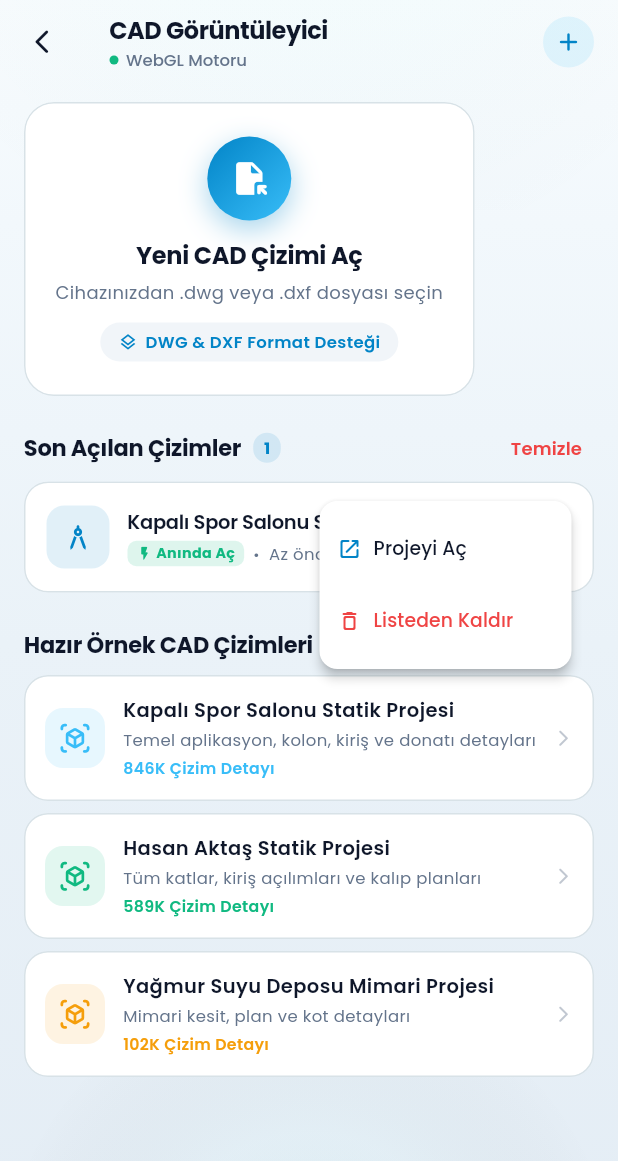
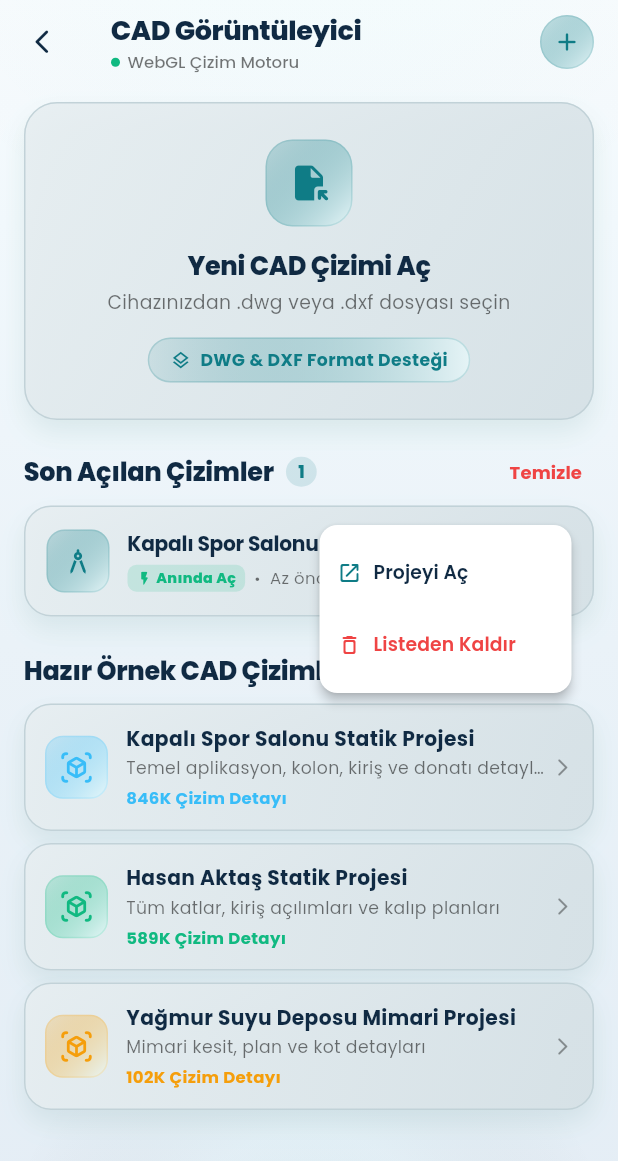
Before and after one commit to emir683/santiyedefteri, a Flutter app: the DwgGoruntuleyiciEkrani screen opened directly, after a tap on "Kapalı Spor Salonu Statik Projesi", after a tap on the "more vert" icon, on a phone screen of 412 x 824 dp. Shown: the top 1161 px of the screen. Run offline on Flutter 3.47's test engine with Material 3 defaults, Android fonts, the phone set to English and light mode, and no system bars; our stand-ins replace app_links, audioplayers, cloud_firestore, connectivity_plus, device_info_plus, file_picker and 18 more; missing offline and left inert: dart:html, flutter_local_notifications_plus, home_widget, liquid_glass_renderer, liquid_glass_widgets; accounts and stored records are empty.

Commit message:
fix(dwg): center hero card and strictly match main menu glass card design and teal color palette

```diff
--- a/lib/dwg_goruntuleyici_ekrani.dart
+++ b/lib/dwg_goruntuleyici_ekrani.dart
@@ -471,12 +471,104 @@ class _DwgGoruntuleyiciEkraniState extends State<DwgGoruntuleyiciEkrani> {
     return '${dt.day}.${dt.month}.${dt.year}';
   }
 
+  // Ana Menü Tasarım Sistemi Renkleri ve Yardımcıları
+  static const Color _kBrandTeal = Color(0xFF0F7C86);
+  static const Color _kTitleDark = Color(0xFF102A43);
+
+  Widget _buildPanelGlassCard({
+    required Widget child,
+    EdgeInsetsGeometry padding = const EdgeInsets.all(18),
+    VoidCallback? onTap,
+    double borderRadius = 22,
+  }) {
+    final isDark = Theme.of(context).brightness == Brightness.dark;
+
+    Widget card = Container(
+      decoration: BoxDecoration(
+        gradient: LinearGradient(
+          begin: Alignment.topLeft,
+          end: Alignment.bottomRight,
+          colors: [
+            (isDark ? const Color(0xFF15181D) : const Color(0xFFE7EEF1))
+                .withValues(alpha: isDark ? 0.96 : 0.90),
+            (isDark ? const Color(0xFF090B0F) : const Color(0xFFD6E1E6))
+                .withValues(alpha: isDark ? 0.98 : 0.94),
+          ],
+        ),
+        border: Border.all(
+          color: isDark
+              ? Colors.white.withValues(alpha: 0.07)
+              : const Color(0xFFBFD0D6).withValues(alpha: 0.92),
+        ),
+        borderRadius: BorderRadius.circular(borderRadius),
+        boxShadow: [
+          BoxShadow(
+            color: Colors.black.withValues(alpha: isDark ? 0.18 : 0.05),
+            blurRadius: isDark ? 18 : 12,
+            offset: const Offset(0, 8),
+          ),
+          BoxShadow(
+            color: const Color(0xFF79E9D7).withValues(alpha: isDark ? 0.03 : 0.08),
+            blurRadius: isDark ? 12 : 18,
+            offset: const Offset(0, 10),
+          ),
+        ],
+      ),
+      child: Padding(padding: padding, child: child),
+    );
+
+    if (onTap != null) {
+      card = Material(
+        color: Colors.transparent,
+        borderRadius: BorderRadius.circular(borderRadius),
+        child: InkWell(
+          onTap: onTap,
+          borderRadius: BorderRadius.circular(borderRadius),
+          child: card,
+        ),
+      );
+    }
+
+    return card;
+  }
+
+  Widget _buildPanelGlassIconBadge({
+    required IconData icon,
+    Color accentColor = _kBrandTeal,
+    double size = 48,
+    double iconSize = 24,
+    double borderRadius = 14,
+  }) {
+    final isDark = Theme.of(context).brightness == Brightness.dark;
+
+    return Container(
+      width: size,
+      height: size,
+      decoration: BoxDecoration(
+        gradient: LinearGradient(
+          begin: Alignment.topLeft,
+          end: Alignment.bottomRight,
+          colors: [
+            accentColor.withValues(alpha: isDark ? 0.20 : 0.18),
+            (isDark ? const Color(0xFF15313A) : const Color(0xFFE9F8FA))
+                .withValues(alpha: isDark ? 0.72 : 0.96),
+          ],
+        ),
+        borderRadius: BorderRadius.circular(borderRadius),
+        border: Border.all(
+          color: accentColor.withValues(alpha: isDark ? 0.20 : 0.14),
+        ),
+      ),
+      child: Icon(icon, color: accentColor, size: iconSize),
+    );
+  }
+
   @override
   Widget build(BuildContext context) {
     final isDark = Theme.of(context).brightness == Brightness.dark;
 
-    final textPrimary = isDark ? Colors.white : const Color(0xFF0F172A);
-    final textSecondary = isDark ? const Color(0xFF94A3B8) : const Color(0xFF64748B);
+    final textPrimary = isDark ? Colors.white : _kTitleDark;
+    final textSecondary = isDark ? Colors.white60 : Colors.black54;
 
     return Scaffold(
       extendBodyBehindAppBar: true,
@@ -499,10 +591,10 @@ class _DwgGoruntuleyiciEkraniState extends State<DwgGoruntuleyiciEkrani> {
           children: [
             Text(
               'CAD Görüntüleyici',
-              style: GoogleFonts.poppins(
+              style: TextStyle(
                 color: textPrimary,
-                fontSize: 16,
-                fontWeight: FontWeight.w700,
+                fontSize: 18,
+                fontWeight: FontWeight.w800,
                 letterSpacing: -0.3,
               ),
             ),
@@ -518,8 +610,8 @@ class _DwgGoruntuleyiciEkraniState extends State<DwgGoruntuleyiciEkrani> {
                 ),
                 const SizedBox(width: 5),
                 Text(
-                  'WebGL Motoru',
-                  style: GoogleFonts.poppins(
+                  'WebGL Çizim Motoru',
+                  style: TextStyle(
                     color: textSecondary,
                     fontSize: 11,
                     fontWeight: FontWeight.w500,
@@ -533,17 +625,11 @@ class _DwgGoruntuleyiciEkraniState extends State<DwgGoruntuleyiciEkrani> {
           Padding(
             padding: const EdgeInsets.only(right: 8),
             child: IconButton(
-              icon: Container(
-                padding: const EdgeInsets.all(7),
-                decoration: BoxDecoration(
-                  color: const Color(0xFF38BDF8).withValues(alpha: 0.12),
-                  shape: BoxShape.circle,
-                ),
-                child: const Icon(
-                  Icons.add_rounded,
-                  color: Color(0xFF0284C7),
-                  size: 20,
-                ),
+              icon: _buildPanelGlassIconBadge(
+                icon: Icons.add_rounded,
+                size: 36,
+                iconSize: 20,
+                borderRadius: 18,
               ),
               tooltip: 'Yeni Çizim Seç',
               onPressed: _pickFileAndOpen,
@@ -560,11 +646,11 @@ class _DwgGoruntuleyiciEkraniState extends State<DwgGoruntuleyiciEkrani> {
               // Ana Kaydırılabilir İçerik (RenderFlex / Overpixel Korumalı)
               SingleChildScrollView(
                 physics: const BouncingScrollPhysics(),
-                padding: const EdgeInsets.fromLTRB(16, 12, 16, 32),
+                padding: const EdgeInsets.fromLTRB(16, 12, 16, 36),
                 child: Column(
-                  crossAxisAlignment: CrossAxisAlignment.start,
+                  crossAxisAlignment: CrossAxisAlignment.center,
                   children: [
-                    // 1. Hero / Hızlı Eylem Kartı (Yeni Çizim Seç)
+                    // 1. Hero / Hızlı Eylem Kartı (Tam Ortalanmış & Ana Menü Cam Tasarımı)
                     _buildHeroUploadCard(isDark, textPrimary, textSecondary),
 
                     const SizedBox(height: 22),
@@ -598,51 +684,39 @@ class _DwgGoruntuleyiciEkraniState extends State<DwgGoruntuleyiciEkrani> {
     );
   }
 
-  /// 1. Hero / Hızlı Dosya Yükleme Kartı (Uygulama İçi Cam Tasarımı)
+  /// 1. Hero / Hızlı Dosya Yükleme Kartı (Ana Ekrandaki Birebir Cam Kart Tasarımı, Kusursuz Ortalanmış)
   Widget _buildHeroUploadCard(
     bool isDark,
     Color textPrimary,
     Color textSecondary,
   ) {
-    return GlassSectionCard(
-      lightweight: true,
-      borderRadius: 20,
+    return _buildPanelGlassCard(
       onTap: _pickFileAndOpen,
-      padding: const EdgeInsets.symmetric(horizontal: 20, vertical: 22),
+      padding: const EdgeInsets.symmetric(horizontal: 20, vertical: 24),
+      borderRadius: 22,
+      child: Center(
+        child: SizedBox(
+          width: double.infinity,
           child: Column(
+            mainAxisSize: MainAxisSize.min,
+            crossAxisAlignment: CrossAxisAlignment.center,
+            mainAxisAlignment: MainAxisAlignment.center,
             children: [
-          Container(
-            width: 56,
-            height: 56,
-            decoration: BoxDecoration(
-              gradient: const LinearGradient(
-                colors: [Color(0xFF0284C7), Color(0xFF38BDF8)],
-                begin: Alignment.topLeft,
-                end: Alignment.bottomRight,
+              _buildPanelGlassIconBadge(
+                icon: Icons.file_open_rounded,
+                accentColor: _kBrandTeal,
+                size: 58,
+                iconSize: 28,
+                borderRadius: 18,
               ),
-              shape: BoxShape.circle,
-              boxShadow: [
-                BoxShadow(
-                  color: const Color(0xFF0284C7).withValues(alpha: 0.35),
-                  blurRadius: 16,
-                  offset: const Offset(0, 6),
-                ),
-              ],
-            ),
-            child: const Icon(
-              Icons.file_open_rounded,
-              color: Colors.white,
-              size: 26,
-            ),
-          ),
-          const SizedBox(height: 12),
+              const SizedBox(height: 14),
               Text(
                 'Yeni CAD Çizimi Aç',
                 textAlign: TextAlign.center,
-            style: GoogleFonts.poppins(
+                style: TextStyle(
                   color: textPrimary,
-              fontSize: 16,
-              fontWeight: FontWeight.w700,
+                  fontSize: 17,
+                  fontWeight: FontWeight.w800,
                   letterSpacing: -0.2,
                 ),
               ),
@@ -650,38 +724,44 @@ class _DwgGoruntuleyiciEkraniState extends State<DwgGoruntuleyiciEkrani> {
               Text(
                 'Cihazınızdan .dwg veya .dxf dosyası seçin',
                 textAlign: TextAlign.center,
-            style: GoogleFonts.poppins(
+                style: TextStyle(
                   color: textSecondary,
-              fontSize: 12,
+                  fontSize: 12.5,
                   fontWeight: FontWeight.w400,
                 ),
               ),
-          const SizedBox(height: 12),
+              const SizedBox(height: 14),
               Container(
-            padding: const EdgeInsets.symmetric(horizontal: 12, vertical: 5),
+                padding: const EdgeInsets.symmetric(horizontal: 14, vertical: 6),
                 decoration: BoxDecoration(
-              color: isDark
-                  ? const Color(0xFF0F172A).withValues(alpha: 0.7)
-                  : const Color(0xFFF1F5F9),
-              borderRadius: BorderRadius.circular(30),
+                  gradient: LinearGradient(
+                    colors: [
+                      _kBrandTeal.withValues(alpha: isDark ? 0.16 : 0.10),
+                      (isDark ? const Color(0xFF15313A) : const Color(0xFFE9F8FA))
+                          .withValues(alpha: isDark ? 0.6 : 0.8),
+                    ],
+                  ),
+                  borderRadius: BorderRadius.circular(20),
+                  border: Border.all(
+                    color: _kBrandTeal.withValues(alpha: isDark ? 0.22 : 0.18),
+                  ),
                 ),
                 child: Row(
                   mainAxisSize: MainAxisSize.min,
+                  mainAxisAlignment: MainAxisAlignment.center,
                   children: [
                     const Icon(
                       Icons.layers_outlined,
-                  color: Color(0xFF0284C7),
-                  size: 13,
+                      color: _kBrandTeal,
+                      size: 14,
                     ),
-                const SizedBox(width: 5),
+                    const SizedBox(width: 6),
                     Text(
                       'DWG & DXF Format Desteği',
-                  style: GoogleFonts.poppins(
-                    color: isDark
-                        ? const Color(0xFF38BDF8)
-                        : const Color(0xFF0284C7),
-                    fontSize: 11,
-                    fontWeight: FontWeight.w600,
+                      style: TextStyle(
+                        color: isDark ? const Color(0xFF5EEAD4) : _kBrandTeal,
+                        fontSize: 11.5,
+                        fontWeight: FontWeight.w700,
                       ),
                     ),
                   ],
@@ -689,10 +769,12 @@ class _DwgGoruntuleyiciEkraniState extends State<DwgGoruntuleyiciEkrani> {
               ),
             ],
           ),
+        ),
+      ),
     );
   }
 
-  /// 2. Son Açılan Çizimler Bölümü (Glass Tasarım)
+  /// 2. Son Açılan Çizimler Bölümü (Ana Menü Tasarım Dili)
   Widget _buildRecentProjectsSection(
     bool isDark,
     Color textPrimary,
@@ -708,27 +790,27 @@ class _DwgGoruntuleyiciEkraniState extends State<DwgGoruntuleyiciEkrani> {
               children: [
                 Text(
                   'Son Açılan Çizimler',
-                  style: GoogleFonts.poppins(
+                  style: TextStyle(
                     color: textPrimary,
-                    fontSize: 15,
-                    fontWeight: FontWeight.w700,
+                    fontSize: 17,
+                    fontWeight: FontWeight.w800,
                     letterSpacing: -0.2,
                   ),
                 ),
                 if (_savedProjects.isNotEmpty) ...[
                   const SizedBox(width: 8),
                   Container(
-                    padding: const EdgeInsets.symmetric(horizontal: 7, vertical: 2),
+                    padding: const EdgeInsets.symmetric(horizontal: 8, vertical: 2),
                     decoration: BoxDecoration(
-                      color: const Color(0xFF0284C7).withValues(alpha: 0.12),
+                      color: _kBrandTeal.withValues(alpha: 0.14),
                       borderRadius: BorderRadius.circular(10),
                     ),
                     child: Text(
                       '${_savedProjects.length}',
-                      style: GoogleFonts.poppins(
-                        color: const Color(0xFF0284C7),
+                      style: const TextStyle(
+                        color: _kBrandTeal,
                         fontSize: 11,
-                        fontWeight: FontWeight.w700,
+                        fontWeight: FontWeight.w800,
                       ),
                     ),
                   ),
@@ -743,12 +825,12 @@ class _DwgGoruntuleyiciEkraniState extends State<DwgGoruntuleyiciEkrani> {
                   minimumSize: Size.zero,
                   tapTargetSize: MaterialTapTargetSize.shrinkWrap,
                 ),
-                child: Text(
+                child: const Text(
                   'Temizle',
-                  style: GoogleFonts.poppins(
-                    color: const Color(0xFFEF4444),
+                  style: TextStyle(
+                    color: Color(0xFFEF4444),
                     fontSize: 12,
-                    fontWeight: FontWeight.w600,
+                    fontWeight: FontWeight.w700,
                   ),
                 ),
               ),
@@ -757,9 +839,8 @@ class _DwgGoruntuleyiciEkraniState extends State<DwgGoruntuleyiciEkrani> {
         const SizedBox(height: 10),
 
         if (_savedProjects.isEmpty)
-          GlassSectionCard(
-            lightweight: true,
-            borderRadius: 16,
+          _buildPanelGlassCard(
+            borderRadius: 18,
             padding: const EdgeInsets.symmetric(vertical: 24, horizontal: 18),
             child: Center(
               child: Column(
@@ -772,19 +853,19 @@ class _DwgGoruntuleyiciEkraniState extends State<DwgGoruntuleyiciEkrani> {
                   const SizedBox(height: 8),
                   Text(
                     'Henüz açılan bir CAD çizimi yok',
-                    style: GoogleFonts.poppins(
+                    style: TextStyle(
                       color: textSecondary,
                       fontSize: 13,
-                      fontWeight: FontWeight.w500,
+                      fontWeight: FontWeight.w600,
                     ),
                   ),
                   const SizedBox(height: 4),
                   Text(
                     'Açtığınız projeler buraya kaydedilir ve bir daha beklemeden açılır.',
                     textAlign: TextAlign.center,
-                    style: GoogleFonts.poppins(
+                    style: TextStyle(
                       color: textSecondary.withValues(alpha: 0.7),
-                      fontSize: 11,
+                      fontSize: 11.5,
                     ),
                   ),
                 ],
@@ -811,7 +892,7 @@ class _DwgGoruntuleyiciEkraniState extends State<DwgGoruntuleyiciEkrani> {
     );
   }
 
-  /// Tekil Son Açılan Proje Kartı (GlassSectionCard)
+  /// Tekil Son Açılan Proje Kartı (Ana Menü Cam Kartı)
   Widget _buildRecentProjectItem(
     SavedCadProject project,
     bool isDark,
@@ -821,26 +902,19 @@ class _DwgGoruntuleyiciEkraniState extends State<DwgGoruntuleyiciEkrani> {
     final sizeFormatted = _formatFileSize(project.fileSize);
     final dateFormatted = _formatDate(project.savedAt);
 
-    return GlassSectionCard(
-      lightweight: true,
-      borderRadius: 16,
+    return _buildPanelGlassCard(
       onTap: () => _openSavedProject(project),
+      borderRadius: 18,
       padding: const EdgeInsets.symmetric(horizontal: 14, vertical: 12),
       child: Row(
         children: [
-          // İkon
-          Container(
-            width: 42,
-            height: 42,
-            decoration: BoxDecoration(
-              color: const Color(0xFF0284C7).withValues(alpha: 0.12),
-              borderRadius: BorderRadius.circular(12),
-            ),
-            child: const Icon(
-              Icons.architecture_rounded,
-              color: Color(0xFF0284C7),
-              size: 22,
-            ),
+          // İkon Rozeti (Ana Menü Teal)
+          _buildPanelGlassIconBadge(
+            icon: Icons.architecture_rounded,
+            accentColor: _kBrandTeal,
+            size: 42,
+            iconSize: 22,
+            borderRadius: 12,
           ),
           const SizedBox(width: 12),
 
@@ -854,40 +928,40 @@ class _DwgGoruntuleyiciEkraniState extends State<DwgGoruntuleyiciEkrani> {
                   project.fileName,
                   maxLines: 1,
                   overflow: TextOverflow.ellipsis,
-                  style: GoogleFonts.poppins(
+                  style: TextStyle(
                     color: textPrimary,
-                    fontSize: 13,
-                    fontWeight: FontWeight.w600,
+                    fontSize: 13.5,
+                    fontWeight: FontWeight.w700,
                     letterSpacing: -0.2,
                   ),
                 ),
-                const SizedBox(height: 3),
+                const SizedBox(height: 4),
                 Row(
                   children: [
                     Container(
                       padding: const EdgeInsets.symmetric(
                         horizontal: 6,
-                        vertical: 1.5,
+                        vertical: 2,
                       ),
                       decoration: BoxDecoration(
-                        color: const Color(0xFF10B981).withValues(alpha: 0.14),
+                        color: const Color(0xFF10B981).withValues(alpha: 0.15),
                         borderRadius: BorderRadius.circular(6),
                       ),
-                      child: Row(
+                      child: const Row(
                         mainAxisSize: MainAxisSize.min,
                         children: [
-                          const Icon(
+                          Icon(
                             Icons.flash_on_rounded,
                             color: Color(0xFF10B981),
                             size: 11,
                           ),
-                          const SizedBox(width: 2),
+                          SizedBox(width: 2),
                           Text(
                             'Anında Aç',
-                            style: GoogleFonts.poppins(
-                              color: const Color(0xFF10B981),
+                            style: TextStyle(
+                              color: Color(0xFF10B981),
                               fontSize: 9.5,
-                              fontWeight: FontWeight.w700,
+                              fontWeight: FontWeight.w800,
                             ),
                           ),
                         ],
@@ -902,7 +976,7 @@ class _DwgGoruntuleyiciEkraniState extends State<DwgGoruntuleyiciEkrani> {
                       const SizedBox(width: 6),
                       Text(
                         sizeFormatted,
-                        style: GoogleFonts.poppins(
+                        style: TextStyle(
                           color: textSecondary,
                           fontSize: 11,
                           fontWeight: FontWeight.w500,
@@ -920,7 +994,7 @@ class _DwgGoruntuleyiciEkraniState extends State<DwgGoruntuleyiciEkrani> {
                         dateFormatted,
                         maxLines: 1,
                         overflow: TextOverflow.ellipsis,
-                        style: GoogleFonts.poppins(
+                        style: TextStyle(
                           color: textSecondary,
                           fontSize: 11,
                         ),
@@ -958,34 +1032,36 @@ class _DwgGoruntuleyiciEkraniState extends State<DwgGoruntuleyiciEkrani> {
                     const Icon(
                       Icons.open_in_new_rounded,
                       size: 16,
-                      color: Color(0xFF0284C7),
+                      color: _kBrandTeal,
                     ),
                     const SizedBox(width: 8),
                     Text(
                       'Projeyi Aç',
-                      style: GoogleFonts.poppins(
+                      style: TextStyle(
                         fontSize: 12.5,
                         color: textPrimary,
+                        fontWeight: FontWeight.w600,
                       ),
                     ),
                   ],
                 ),
               ),
-              PopupMenuItem(
+              const PopupMenuItem(
                 value: 'delete',
                 child: Row(
                   children: [
-                    const Icon(
+                    Icon(
                       Icons.delete_outline_rounded,
                       size: 16,
                       color: Color(0xFFEF4444),
                     ),
-                    const SizedBox(width: 8),
+                    SizedBox(width: 8),
                     Text(
                       'Listeden Kaldır',
-                      style: GoogleFonts.poppins(
+                      style: TextStyle(
                         fontSize: 12.5,
-                        color: const Color(0xFFEF4444),
+                        color: Color(0xFFEF4444),
+                        fontWeight: FontWeight.w600,
                       ),
                     ),
                   ],
@@ -998,7 +1074,7 @@ class _DwgGoruntuleyiciEkraniState extends State<DwgGoruntuleyiciEkrani> {
     );
   }
 
-  /// 3. Hazır Örnek CAD Çizimleri Bölümü (GlassSectionCard)
+  /// 3. Hazır Örnek CAD Çizimleri Bölümü (Ana Menü Cam Kartları)
   Widget _buildSampleProjectsSection(
     bool isDark,
     Color textPrimary,
@@ -1009,10 +1085,10 @@ class _DwgGoruntuleyiciEkraniState extends State<DwgGoruntuleyiciEkrani> {
       children: [
         Text(
           'Hazır Örnek CAD Çizimleri',
-          style: GoogleFonts.poppins(
+          style: TextStyle(
             color: textPrimary,
-            fontSize: 15,
-            fontWeight: FontWeight.w700,
+            fontSize: 17,
+            fontWeight: FontWeight.w800,
             letterSpacing: -0.2,
           ),
         ),
@@ -1024,28 +1100,21 @@ class _DwgGoruntuleyiciEkraniState extends State<DwgGoruntuleyiciEkrani> {
           separatorBuilder: (_, __) => const SizedBox(height: 8),
           itemBuilder: (context, index) {
             final sample = _hazirOrnekler[index];
-            final colorInt = int.tryParse(sample['colorHex'] ?? '') ?? 0xFF0284C7;
+            final colorInt = int.tryParse(sample['colorHex'] ?? '') ?? 0xFF0F7C86;
             final itemColor = Color(colorInt);
 
-            return GlassSectionCard(
-              lightweight: true,
-              borderRadius: 16,
+            return _buildPanelGlassCard(
               onTap: () => _openSampleProject(sample),
+              borderRadius: 18,
               padding: const EdgeInsets.all(13),
               child: Row(
                 children: [
-                  Container(
-                    width: 40,
-                    height: 40,
-                    decoration: BoxDecoration(
-                      color: itemColor.withValues(alpha: 0.12),
-                      borderRadius: BorderRadius.circular(12),
-                    ),
-                    child: Icon(
-                      Icons.view_in_ar_rounded,
-                      color: itemColor,
-                      size: 21,
-                    ),
+                  _buildPanelGlassIconBadge(
+                    icon: Icons.view_in_ar_rounded,
+                    accentColor: itemColor,
+                    size: 42,
+                    iconSize: 22,
+                    borderRadius: 12,
                   ),
                   const SizedBox(width: 12),
                   Expanded(
@@ -1057,10 +1126,10 @@ class _DwgGoruntuleyiciEkraniState extends State<DwgGoruntuleyiciEkrani> {
                           sample['ad'] ?? '',
                           maxLines: 1,
                           overflow: TextOverflow.ellipsis,
-                          style: GoogleFonts.poppins(
+                          style: TextStyle(
                             color: textPrimary,
-                            fontSize: 13,
-                            fontWeight: FontWeight.w600,
+                            fontSize: 13.5,
+                            fontWeight: FontWeight.w700,
                           ),
                         ),
                         const SizedBox(height: 2),
@@ -1068,18 +1137,18 @@ class _DwgGoruntuleyiciEkraniState extends State<DwgGoruntuleyiciEkrani> {
                           sample['aciklama'] ?? '',
                           maxLines: 1,
                           overflow: TextOverflow.ellipsis,
-                          style: GoogleFonts.poppins(
+                          style: TextStyle(
                             color: textSecondary,
-                            fontSize: 11,
+                            fontSize: 11.5,
                           ),
                         ),
                         const SizedBox(height: 4),
                         Text(
                           sample['boyut'] ?? '',
-                          style: GoogleFonts.poppins(
+                          style: TextStyle(
                             color: itemColor,
-                            fontSize: 10.5,
-                            fontWeight: FontWeight.w600,
+                            fontSize: 11,
+                            fontWeight: FontWeight.w700,
                           ),
                         ),
                       ],
@@ -1088,7 +1157,7 @@ class _DwgGoruntuleyiciEkraniState extends State<DwgGoruntuleyiciEkrani> {
                   Icon(
                     Icons.arrow_forward_ios_rounded,
                     color: textSecondary.withValues(alpha: 0.4),
-                    size: 13,
+                    size: 14,
                   ),
                 ],
               ),
@@ -1130,16 +1199,16 @@ class _DwgGoruntuleyiciEkraniState extends State<DwgGoruntuleyiciEkrani> {
                 height: 44,
                 child: CircularProgressIndicator(
                   strokeWidth: 3.2,
-                  valueColor: AlwaysStoppedAnimation<Color>(Color(0xFF0284C7)),
+                  valueColor: AlwaysStoppedAnimation<Color>(_kBrandTeal),
                 ),
               ),
               const SizedBox(height: 16),
               Text(
                 _loadingStatusText,
                 textAlign: TextAlign.center,
-                style: GoogleFonts.poppins(
+                style: TextStyle(
                   color: textPrimary,
-                  fontSize: 14.5,
+                  fontSize: 15,
                   fontWeight: FontWeight.w700,
                 ),
               ),
@@ -1147,7 +1216,7 @@ class _DwgGoruntuleyiciEkraniState extends State<DwgGoruntuleyiciEkrani> {
               Text(
                 _loadingSubText,
                 textAlign: TextAlign.center,
-                style: GoogleFonts.poppins(
+                style: TextStyle(
                   color: textSecondary,
                   fontSize: 11.5,
                 ),
```
Lines whose indentation alone changed are shown as unchanged.
